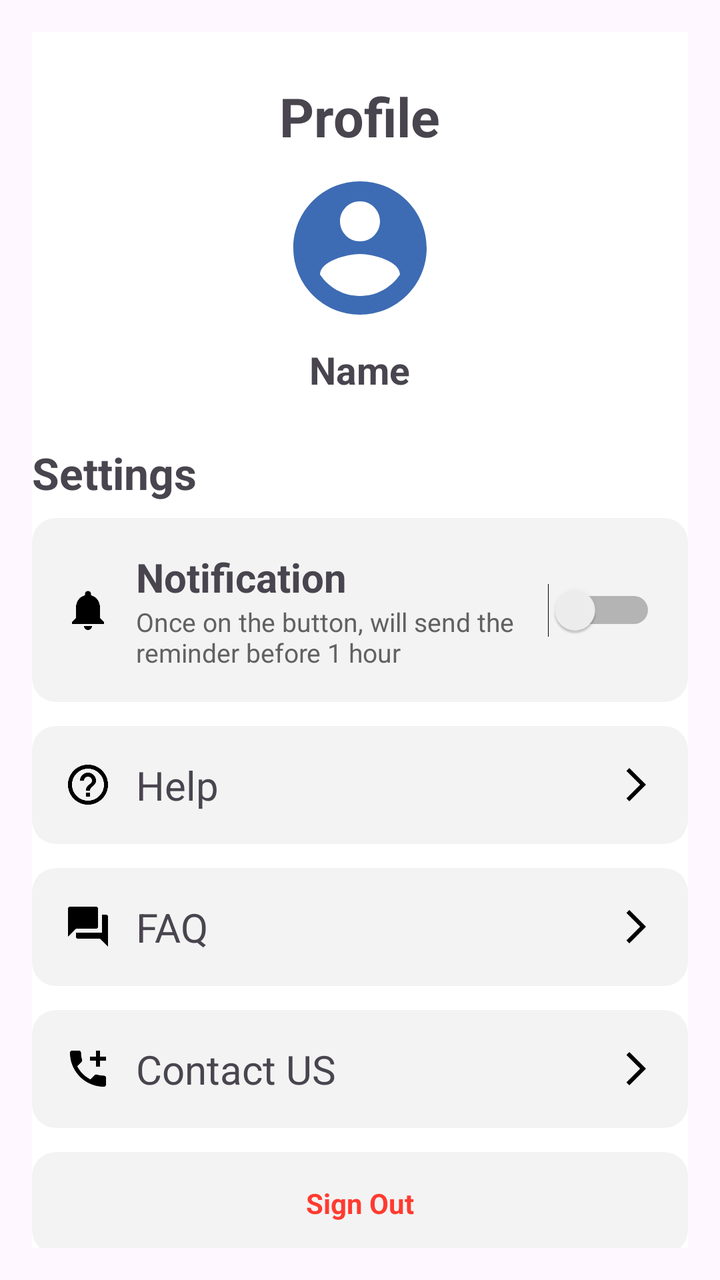
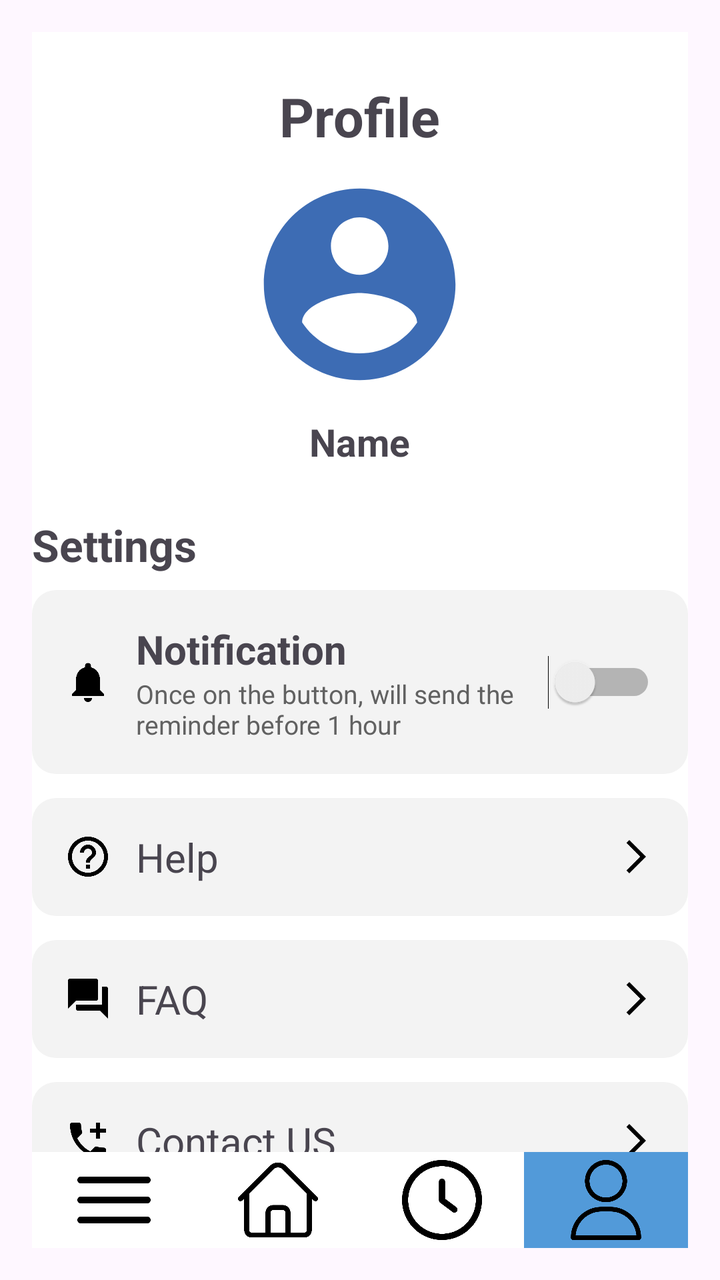

Compare the two renders of this Android layout. The source of the first and the diff that turns it into the second are given below.
<!-- AndroidManifest.xml: application theme Theme.Madgroupassignment -->
<!-- res/layout/activity_profile.xml -->
<?xml version="1.0" encoding="utf-8"?>
<RelativeLayout xmlns:android="http://schemas.android.com/apk/res/android"
    xmlns:tools="http://schemas.android.com/tools"
    android:layout_width="match_parent"
    android:layout_height="match_parent"
    android:padding="16dp">

    <LinearLayout
        android:layout_width="395dp"
        android:layout_height="693dp"
        android:orientation="vertical"
        android:background="#FFFFFF">

        
        <LinearLayout
            android:layout_width="match_parent"
            android:layout_height="wrap_content"
            android:gravity="center"
            android:orientation="vertical"
            android:padding="16dp">

            <TextView
                android:layout_width="wrap_content"
                android:layout_height="wrap_content"
                android:layout_marginTop="8dp"
                android:layout_marginBottom="8dp"
                android:text="@string/profile"
                android:textSize="27sp"
                android:textStyle="bold" />

            <ImageView
                android:layout_width="80dp"
                android:layout_height="80dp"
                android:layout_marginBottom="8dp"
                android:contentDescription="@string/profile_picture"
                android:src="@drawable/ic_profile_placeholder" />

            <TextView
                android:layout_width="wrap_content"
                android:layout_height="wrap_content"
                android:text="@string/name"
                android:textSize="19sp"
                android:textStyle="bold" />
        </LinearLayout>

        
        <TextView
            android:layout_width="wrap_content"
            android:layout_height="wrap_content"
            android:layout_marginTop="8dp"
            android:layout_marginBottom="8dp"
            android:text="@string/settings"
            android:textSize="22sp"
            android:textStyle="bold" />

        
        <LinearLayout
            android:layout_width="match_parent"
            android:layout_height="wrap_content"
            android:layout_marginBottom="12dp"
            android:background="@drawable/rounded_card"
            android:gravity="center_vertical"
            android:orientation="horizontal"
            android:padding="16dp">

            <ImageView
                android:layout_width="24dp"
                android:layout_height="24dp"
                android:contentDescription="@string/notification_icon"
                android:src="@drawable/ic_notification" />

            <LinearLayout
                android:layout_width="0dp"
                android:layout_height="wrap_content"
                android:layout_weight="1"
                android:orientation="vertical"
                android:paddingStart="12dp"
                tools:ignore="RtlSymmetry">

                <TextView
                    android:layout_width="wrap_content"
                    android:layout_height="wrap_content"
                    android:text="@string/notification"
                    android:textSize="20sp"
                    android:textStyle="bold" />

                <TextView
                    android:layout_width="wrap_content"
                    android:layout_height="wrap_content"
                    android:text="@string/once_on_the_button_will_send_the_reminder_before_1_hour"
                    android:textColor="#616161"
                    android:textSize="13sp" />
            </LinearLayout>

            <Switch
                android:id="@+id/switch_notification"
                android:layout_width="wrap_content"
                android:layout_height="wrap_content"
                android:minWidth="48dp"
                android:minHeight="48dp"
                tools:ignore="UseSwitchCompatOrMaterialXml" />
        </LinearLayout>

        
        <LinearLayout
            android:id="@+id/help_item"
            android:layout_width="match_parent"
            android:layout_height="wrap_content"
            android:layout_marginBottom="12dp"
            android:background="@drawable/rounded_card"
            android:gravity="center_vertical"
            android:orientation="horizontal"
            android:padding="16dp">

            <ImageView
                android:layout_width="24dp"
                android:layout_height="24dp"
                android:contentDescription="@string/help_icon"
                android:src="@drawable/ic_help" />

            <TextView
                android:layout_width="0dp"
                android:layout_height="wrap_content"
                android:layout_marginStart="12dp"
                android:layout_weight="1"
                android:text="@string/help"
                android:textSize="20sp" />

            <ImageView
                android:layout_width="20dp"
                android:layout_height="20dp"
                android:contentDescription="@string/arrow"
                android:src="@drawable/ic_arrow" />
        </LinearLayout>

        
        <LinearLayout
            android:id="@+id/faq_item"
            android:layout_width="match_parent"
            android:layout_height="wrap_content"
            android:layout_marginBottom="12dp"
            android:background="@drawable/rounded_card"
            android:gravity="center_vertical"
            android:orientation="horizontal"
            android:padding="16dp">

            <ImageView
                android:layout_width="24dp"
                android:layout_height="24dp"
                android:contentDescription="@string/faq"
                android:src="@drawable/ic_faq" />

            <TextView
                android:layout_width="0dp"
                android:layout_height="wrap_content"
                android:layout_marginStart="12dp"
                android:layout_weight="1"
                android:text="@string/faq_text"
                android:textSize="20sp" />

            <ImageView
                android:layout_width="20dp"
                android:layout_height="20dp"
                android:contentDescription="@string/arrow_faq"
                android:src="@drawable/ic_arrow" />
        </LinearLayout>

        
        <LinearLayout
            android:id="@+id/contact_item"
            android:layout_width="match_parent"
            android:layout_height="wrap_content"
            android:layout_marginBottom="12dp"
            android:background="@drawable/rounded_card"
            android:gravity="center_vertical"
            android:orientation="horizontal"
            android:padding="16dp">

            <ImageView
                android:layout_width="24dp"
                android:layout_height="24dp"
                android:contentDescription="@string/contact_icon"
                android:src="@drawable/ic_contact" />

            <TextView
                android:layout_width="0dp"
                android:layout_height="wrap_content"
                android:layout_marginStart="12dp"
                android:layout_weight="1"
                android:text="@string/contact_us"
                android:textSize="20sp" />

            <ImageView
                android:layout_width="20dp"
                android:layout_height="20dp"
                android:contentDescription="@string/arrow_contact"
                android:src="@drawable/ic_arrow" />
        </LinearLayout>

        
        <Space
            android:layout_width="match_parent"
            android:layout_height="0dp"
            android:layout_weight="1" />
        
        <TextView
            android:id="@+id/sign_out"
            android:layout_width="match_parent"
            android:layout_height="wrap_content"
            android:background="@drawable/rounded_card"
            android:gravity="center"
            android:padding="16dp"
            android:text="@string/sign_out"
            android:textColor="#FF3B30"
            android:textStyle="bold" />
    </LinearLayout>

</RelativeLayout>
<!-- resources referenced by this layout -->
<resources>
  <!-- drawable ic_arrow (drawable) -->
  <vector android:autoMirrored="true" android:height="24dp"
      android:tint="#000000" android:viewportHeight="24"
      android:viewportWidth="24" android:width="24dp" xmlns:android="http://schemas.android.com/apk/res/android">
      <path android:fillColor="@android:color/white" android:pathData="M6.23,20.23l1.77,1.77l10,-10l-10,-10l-1.77,1.77l8.23,8.23z"/>
  </vector>
  <!-- drawable ic_faq (drawable) -->
  <vector android:height="24dp" android:tint="#000000"
      android:viewportHeight="24" android:viewportWidth="24"
      android:width="24dp" xmlns:android="http://schemas.android.com/apk/res/android">
      <path android:fillColor="@android:color/white" android:pathData="M21,6h-2v9L6,15v2c0,0.55 0.45,1 1,1h11l4,4L22,7c0,-0.55 -0.45,-1 -1,-1zM17,12L17,3c0,-0.55 -0.45,-1 -1,-1L3,2c-0.55,0 -1,0.45 -1,1v14l4,-4h10c0.55,0 1,-0.45 1,-1z"/>
  </vector>
  <!-- drawable ic_notification (drawable) -->
  <vector android:height="24dp" android:tint="#000000"
      android:viewportHeight="24" android:viewportWidth="24"
      android:width="24dp" xmlns:android="http://schemas.android.com/apk/res/android">
      <path android:fillColor="@android:color/white" android:pathData="M12,22c1.1,0 2,-0.9 2,-2h-4c0,1.1 0.89,2 2,2zM18,16v-5c0,-3.07 -1.64,-5.64 -4.5,-6.32L13.5,4c0,-0.83 -0.67,-1.5 -1.5,-1.5s-1.5,0.67 -1.5,1.5v0.68C7.63,5.36 6,7.92 6,11v5l-2,2v1h16v-1l-2,-2z"/>
  </vector>
  <!-- drawable ic_profile_placeholder (drawable) -->
  <vector xmlns:android="http://schemas.android.com/apk/res/android"
      android:width="24dp"
      android:height="24dp"
      android:viewportWidth="24"
      android:viewportHeight="24"
      android:tint="#3d6cb4">
      <path
          android:fillColor="@android:color/white"
          android:pathData="M12,2C6.48,2 2,6.48 2,12s4.48,10 10,10 10,-4.48 10,-10S17.52,2 12,2zM12,5c1.66,0 3,1.34 3,3s-1.34,3 -3,3 -3,-1.34 -3,-3 1.34,-3 3,-3zM12,19.2c-2.5,0 -4.71,-1.28 -6,-3.22 0.03,-1.99 4,-3.08 6,-3.08 1.99,0 5.97,1.09 6,3.08 -1.29,1.94 -3.5,3.22 -6,3.22z"/>
  </vector>
  <!-- drawable rounded_card (drawable) -->
  <?xml version="1.0" encoding="utf-8"?>
  <shape xmlns:android="http://schemas.android.com/apk/res/android"
      android:shape="rectangle">
      <solid android:color="#F3F3F3" />
      <corners android:radius="12dp" />
  </shape>
  <string name="arrow">Arrow</string>
  <string name="arrow_contact">Arrow_contact</string>
  <string name="arrow_faq">Arrow_faq</string>
  <string name="contact_icon">Contact_icon</string>
  <string name="contact_us">Contact US</string>
  <string name="faq">FAQ</string>
  <string name="faq_text">FAQ</string>
  <string name="help">Help</string>
  <string name="help_icon">icon</string>
  <string name="name">Name</string>
  <string name="notification">Notification</string>
  <string name="notification_icon">notification_icon</string>
  <string name="once_on_the_button_will_send_the_reminder_before_1_hour">Once on the button, will send the reminder before 1 hour</string>
  <string name="profile">Profile</string>
  <string name="profile_picture">Profile Picture</string>
  <string name="settings">Settings</string>
  <string name="sign_out">Sign Out</string>
  <style name="Theme.Madgroupassignment" parent="Base.Theme.Madgroupassignment" />
  <style name="Base.Theme.Madgroupassignment" parent="Theme.Material3.DayNight.NoActionBar">
          
          
          <item name="colorPrimary">@color/lightblue</item>
      </style>
  <color name="lightblue">#b6dff7</color>
  <!-- unchanged entries left out for length: 2 -->
</resources>

<!-- the commit's change to res/layout/activity_profile.xml (unified diff, before → after) -->
@@ -3,6 +3,7 @@
     xmlns:tools="http://schemas.android.com/tools"
     android:layout_width="match_parent"
     android:layout_height="match_parent"
+    xmlns:app="http://schemas.android.com/apk/res-auto"
     android:padding="16dp">
 
     <LinearLayout
@@ -29,8 +30,8 @@
                 android:textStyle="bold" />
 
             <ImageView
-                android:layout_width="80dp"
-                android:layout_height="80dp"
+                android:layout_width="115dp"
+                android:layout_height="116dp"
                 android:layout_marginBottom="8dp"
                 android:contentDescription="@string/profile_picture"
                 android:src="@drawable/ic_profile_placeholder" />
@@ -213,6 +214,76 @@
             android:text="@string/sign_out"
             android:textColor="#FF3B30"
             android:textStyle="bold" />
+
     </LinearLayout>
-
+    
+    <LinearLayout
+        android:id="@+id/bottom_bar"
+        android:layout_width="match_parent"
+        android:layout_height="wrap_content"
+        android:orientation="horizontal"
+        android:background="@android:color/white"
+        android:layout_alignParentBottom="true"
+        android:layout_alignParentStart="true"
+        android:layout_alignParentEnd="true">
+
+
+        <ImageButton
+            android:id="@+id/listButton"
+            android:layout_width="48dp"
+            android:layout_height="48dp"
+            android:layout_weight="1"
+            android:padding="4dp"
+            android:scaleType="fitCenter"
+            android:src="@drawable/menu"
+            android:background="?attr/selectableItemBackgroundBorderless"/>
+
+        
+        <Button
+            android:id="@+id/rewardButton"
+            android:layout_width="wrap_content"
+            android:layout_height="wrap_content"
+            android:text="Reward"
+            android:padding="4dp"
+            android:scaleType="fitCenter"
+            android:visibility="gone" />
+        <Button
+            android:id="@+id/searchButton"
+            android:layout_width="wrap_content"
+            android:layout_height="wrap_content"
+            android:text="Search"
+            android:padding="4dp"
+            android:scaleType="fitCenter"
+            android:visibility="gone" />
+
+        <ImageButton
+            android:id="@+id/homeButton"
+            android:layout_width="48dp"
+            android:layout_height="48dp"
+            android:layout_weight="1"
+            android:padding="4dp"
+            android:scaleType="fitCenter"
+            android:src="@drawable/home"
+            android:background="?attr/selectableItemBackgroundBorderless"/>
+
+        <ImageButton
+            android:id="@+id/clockButton"
+            android:layout_width="48dp"
+            android:layout_height="48dp"
+            android:layout_weight="1"
+            android:padding="4dp"
+            android:scaleType="fitCenter"
+            android:src="@drawable/clock"
+            android:background="?attr/selectableItemBackgroundBorderless"/>
+
+        <ImageButton
+            android:id="@+id/profileButton"
+            android:layout_width="48dp"
+            android:layout_height="48dp"
+            android:layout_weight="1"
+            android:padding="4dp"
+            android:scaleType="fitCenter"
+            android:src="@drawable/user"
+            android:background="#529ad9"/>
+    </LinearLayout>
 </RelativeLayout>
<!-- resource entries referenced after the edit -->
@@ -1,5 +1,7 @@
 <!-- resources referenced by this layout -->
 <resources>
+  <!-- drawable clock: png bitmap (drawable, 18063 bytes) -->
+  <!-- drawable home: png bitmap (drawable, 6798 bytes) -->
   <!-- drawable ic_arrow (drawable) -->
   <vector android:autoMirrored="true" android:height="24dp"
       android:tint="#000000" android:viewportHeight="24"
@@ -29,6 +31,7 @@
           android:fillColor="@android:color/white"
           android:pathData="M12,2C6.48,2 2,6.48 2,12s4.48,10 10,10 10,-4.48 10,-10S17.52,2 12,2zM12,5c1.66,0 3,1.34 3,3s-1.34,3 -3,3 -3,-1.34 -3,-3 1.34,-3 3,-3zM12,19.2c-2.5,0 -4.71,-1.28 -6,-3.22 0.03,-1.99 4,-3.08 6,-3.08 1.99,0 5.97,1.09 6,3.08 -1.29,1.94 -3.5,3.22 -6,3.22z"/>
   </vector>
+  <!-- drawable menu: png bitmap (drawable, 3588 bytes) -->
   <!-- drawable rounded_card (drawable) -->
   <?xml version="1.0" encoding="utf-8"?>
   <shape xmlns:android="http://schemas.android.com/apk/res/android"
@@ -36,6 +39,7 @@
       <solid android:color="#F3F3F3" />
       <corners android:radius="12dp" />
   </shape>
+  <!-- drawable user: png bitmap (drawable, 12623 bytes) -->
   <string name="arrow">Arrow</string>
   <string name="arrow_contact">Arrow_contact</string>
   <string name="arrow_faq">Arrow_faq</string>
